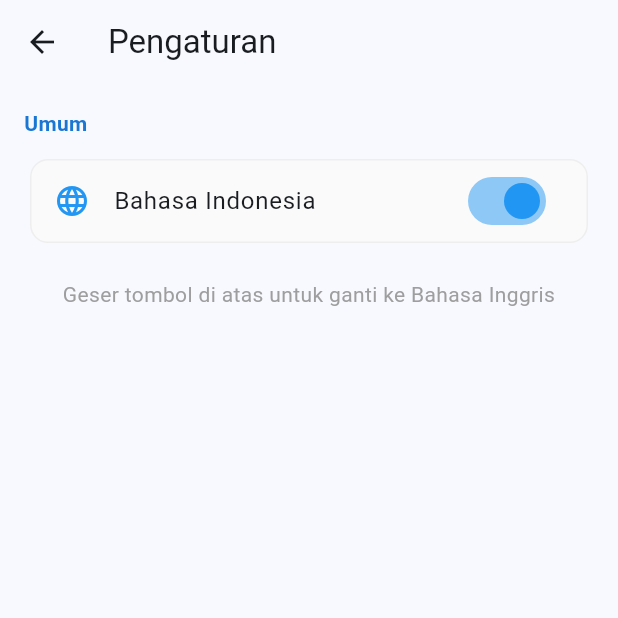
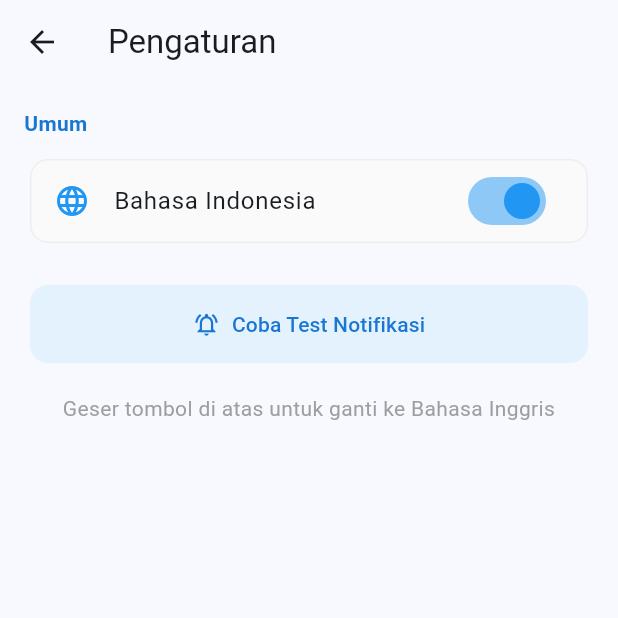
Before and after one commit to Samuel16299/mobile_app, a Flutter app: the SettingsScreen screen opened directly, on a phone screen of 412 x 824 dp, the top half of it. Run offline on Flutter 3.47's test engine with Material 3 defaults, Android fonts, the phone set to English and light mode, and no system bars; our stand-ins replace cloud_firestore, firebase_auth, firebase_core, flutter_local_notifications, flutter_riverpod, timezone; accounts and stored records are empty.

Commit message:
testing notif

```diff
--- a/lib/features/settings/presentation/screens/settings_screen.dart
+++ b/lib/features/settings/presentation/screens/settings_screen.dart
@@ -1,6 +1,7 @@
 import 'package:flutter/material.dart';
 import 'package:flutter_riverpod/flutter_riverpod.dart';
 import '../../providers/locale_provider.dart';
+import '../../../bills/providers/bills_provider.dart';
 
 class SettingsScreen extends ConsumerWidget {
   const SettingsScreen({super.key});
@@ -58,12 +59,36 @@ class SettingsScreen extends ConsumerWidget {
             ),
           ),
 
+          // --- [TAMBAHAN] TOMBOL TEST NOTIFIKASI ---
+          const SizedBox(height: 24),
+          Padding(
+            padding: const EdgeInsets.symmetric(horizontal: 4.0),
+            child: ElevatedButton.icon(
+              onPressed: () async {
+                // Panggil fungsi test dari service
+                await ref.read(notificationServiceProvider).showInstantNotification();
+              },
+              icon: const Icon(Icons.notifications_active_outlined),
+              label: const Text('Coba Test Notifikasi'),
+              style: ElevatedButton.styleFrom(
+                padding: const EdgeInsets.all(16),
+                backgroundColor: Colors.blue.shade50,
+                foregroundColor: Colors.blue.shade700,
+                elevation: 0,
+                shape: RoundedRectangleBorder(
+                  borderRadius: BorderRadius.circular(12),
+                ),
+              ),
+            ),
+          ),
+          // -----------------------------------------
+
           const SizedBox(height: 20),
           Center(
             child: Text(
               isIndo
-                ? 'Geser tombol di atas untuk ganti ke Bahasa Inggris'
-                : 'Toggle the switch above to change to Indonesian',
+                  ? 'Geser tombol di atas untuk ganti ke Bahasa Inggris'
+                  : 'Toggle the switch above to change to Indonesian',
               textAlign: TextAlign.center,
               style: const TextStyle(color: Colors.grey),
             ),
```
